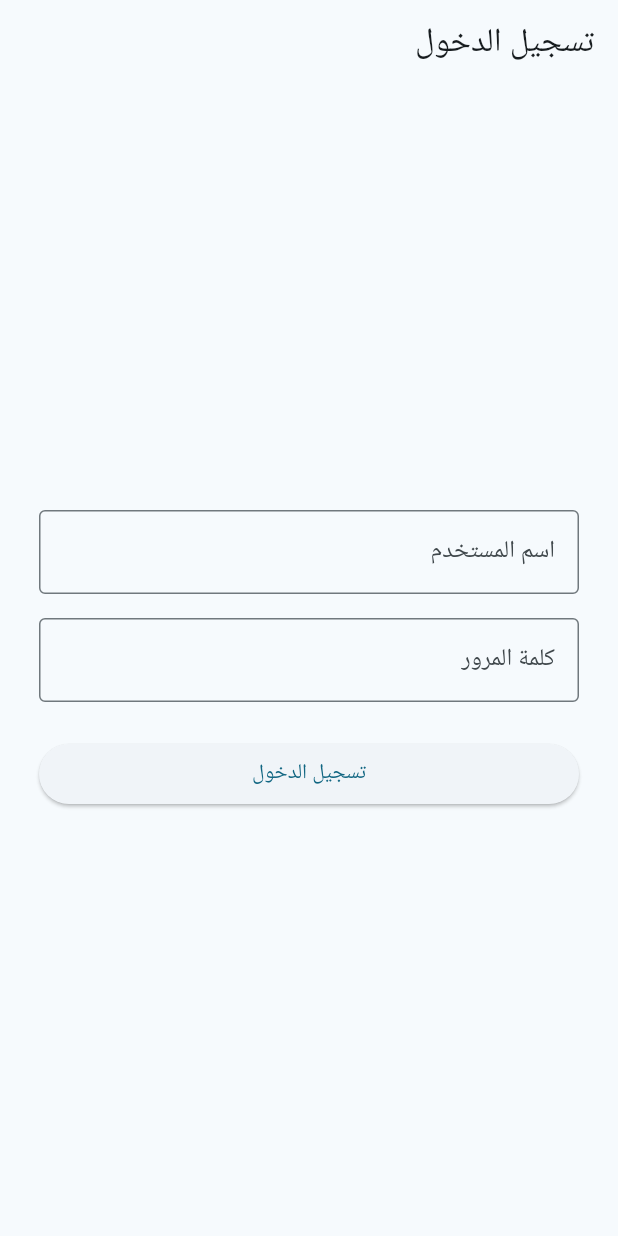
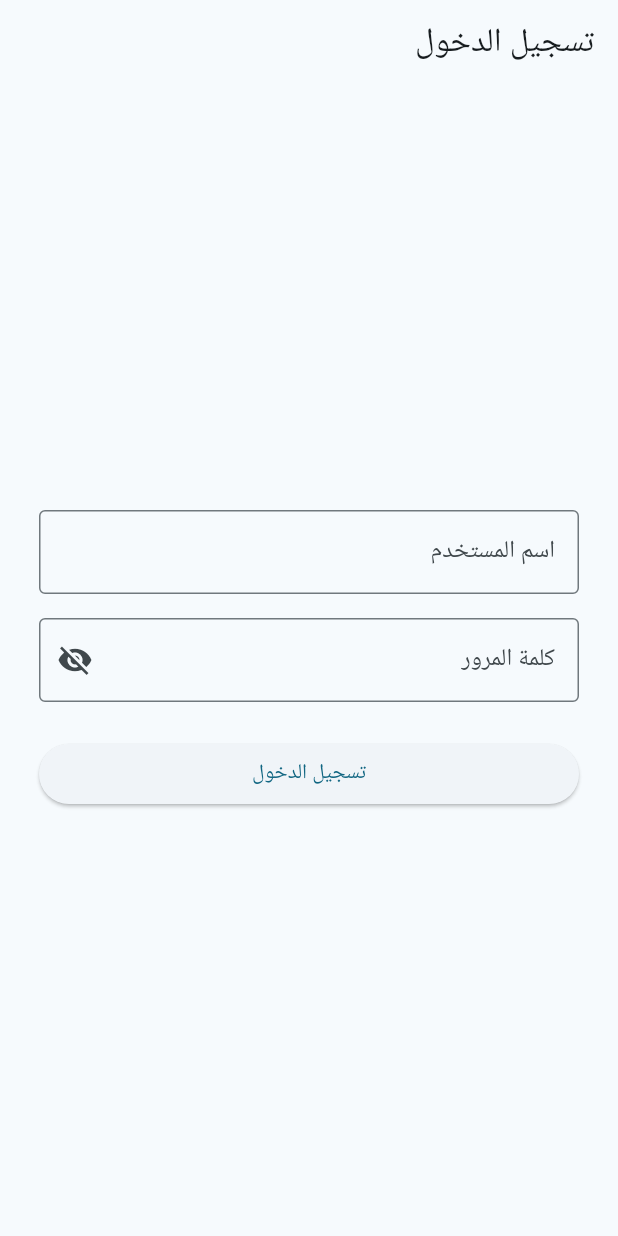
Before and after one commit to center-net/stok, a Flutter app: the screen it shows after launch, after a tap on the "login" icon, on a phone screen of 412 x 824 dp. Run offline on Flutter 3.47's test engine with Material 3 defaults, Android fonts, the light colour scheme and no system bars; our stand-ins replace image_picker, sqflite, sqflite_common_ffi, sqflite_common_ffi_web; accounts and stored records are empty; statements that could not run were skipped.

Commit message:
جديد

```diff
--- a/lib/screens/login_page.dart
+++ b/lib/screens/login_page.dart
@@ -13,6 +13,8 @@ class LoginPage extends StatefulWidget {
 class _LoginPageState extends State<LoginPage> {
   final TextEditingController _usernameController = TextEditingController();
   final TextEditingController _passwordController = TextEditingController();
+  bool _isLoading = false;
+  bool _isPasswordVisible = false;
 
   @override
   void initState() {
@@ -43,13 +45,10 @@ class _LoginPageState extends State<LoginPage> {
 
     if (user != null) {
       print('LoginPage: Login successful for user: ${user['username']}');
-      CustomNotificationOverlay.show(
-        context,
-        'مرحباً، ${user['name']}',
-      );
+      CustomNotificationOverlay.show(context, 'مرحباً، ${user['name']}');
       Navigator.pushReplacement(
         context,
-        MaterialPageRoute(builder: (context) => const HomePage()),
+        MaterialPageRoute(builder: (context) => HomePage(user: user)),
       );
     } else {
       print('LoginPage: Login failed for username: $username');
@@ -86,10 +85,20 @@ class _LoginPageState extends State<LoginPage> {
                 const SizedBox(height: 16.0),
                 TextField(
                   controller: _passwordController,
-                  obscureText: true,
-                  decoration: const InputDecoration(
+                  obscureText: !_isPasswordVisible,
+                  decoration: InputDecoration(
                     labelText: 'كلمة المرور',
-                    border: OutlineInputBorder(),
+                    border: const OutlineInputBorder(),
+                    suffixIcon: IconButton(
+                      icon: Icon(
+                        _isPasswordVisible ? Icons.visibility : Icons.visibility_off,
+                      ),
+                      onPressed: () {
+                        setState(() {
+                          _isPasswordVisible = !_isPasswordVisible;
+                        });
+                      },
+                    ),
                   ),
                 ),
                 const SizedBox(height: 24.0),
```
Also changed, not shown: lib/screens/home_page.dart (+32 -2 lines), lib/screens/role_management_screen.dart (added, +17 -0 lines), lib/screens/user_management_screen.dart (+15 -2 lines).
